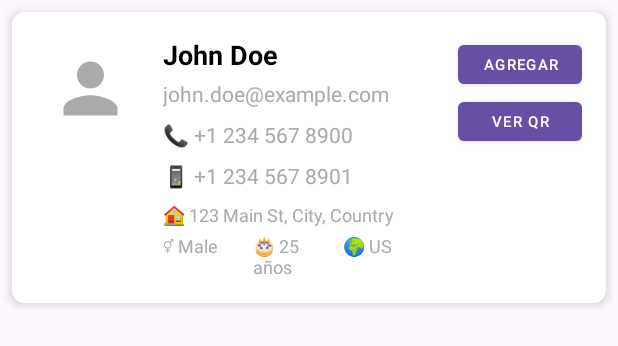
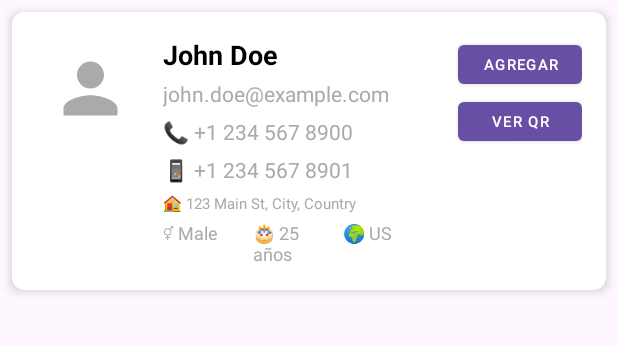
Before and after one commit to miguelpereztrujillo21/RUA-java, an Android app: the layout item_user.xml on its own in the app's theme, with its tools: preview values and no code run, on a phone screen of 412 x 824 dp. Shown: the top 346 px of the screen. Run offline under Robolectric (Android 15) with nearby library versions, the phone set to English and light mode, and no system bars.

Commit message:
Create dimens valiues

```diff
--- a/app/src/main/res/layout/item_user.xml
+++ b/app/src/main/res/layout/item_user.xml
@@ -102,7 +102,7 @@
             android:layout_height="wrap_content"
             android:layout_marginStart="@dimen/margin_large"
             android:layout_marginEnd="@dimen/margin_large"
-            android:textSize="@dimen/text_size_small"
+            android:textSize="@dimen/text_size_xsmall"
             android:textColor="@android:color/darker_gray"
             android:layout_marginTop="@dimen/margin_xsmall"
             android:maxLines="2"
@@ -153,26 +153,26 @@
             app:layout_constraintTop_toBottomOf="@id/textAddress"
             app:layout_constraintEnd_toStartOf="@id/guidelineButtonStart" />
 
-        <com.google.android.material.button.MaterialButton
+        <Button
             android:id="@+id/buttonAddToContacts"
+            style="@style/Widget.MaterialComponents.Button"
             android:layout_width="0dp"
             android:layout_height="wrap_content"
+            android:layout_marginStart="8dp"
+            android:ellipsize="none"
+            android:gravity="center"
             android:minHeight="36dp"
-            android:layout_marginStart="8dp"
-            style="@style/Widget.MaterialComponents.Button"
+            android:paddingHorizontal="4dp"
+            android:paddingVertical="6dp"
+            android:singleLine="false"
             android:text="@string/add_to_contacts"
             android:textSize="10sp"
-            android:paddingHorizontal="4dp"
-            android:paddingVertical="6dp"
-            android:layout_marginBottom="6dp"
-            android:ellipsize="none"
-            android:singleLine="false"
-            android:gravity="center"
+            app:layout_constraintEnd_toEndOf="parent"
             app:layout_constraintStart_toStartOf="@id/guidelineButtonStart"
-            app:layout_constraintEnd_toEndOf="parent"
-            app:layout_constraintTop_toTopOf="parent" />
+            app:layout_constraintTop_toTopOf="parent"
+            tools:ignore="TouchTargetSizeCheck" />
 
-        <com.google.android.material.button.MaterialButton
+        <Button
             android:id="@+id/buttonShowQR"
             android:layout_width="0dp"
             android:layout_height="wrap_content"
--- a/app/src/main/res/values/dimens.xml
+++ b/app/src/main/res/values/dimens.xml
@@ -2,6 +2,7 @@
 <resources>
     <!-- Margins -->
     <dimen name="margin_small">4dp</dimen>
+    <dimen name="margin_xsmall">6dp</dimen>
     <dimen name="margin_medium">8dp</dimen>
     <dimen name="margin_large">12dp</dimen>
     <dimen name="margin_xlarge">16dp</dimen>
@@ -16,6 +17,7 @@
     <dimen name="avatar_size">54dp</dimen>
 
     <!-- Text Sizes -->
+    <dimen name="text_size_xlarge">20sp</dimen>
     <dimen name="text_size_large">18sp</dimen>
     <dimen name="text_size_medium">14sp</dimen>
     <dimen name="text_size_small">12sp</dimen>
--- a/app/src/main/res/values/strings.xml
+++ b/app/src/main/res/values/strings.xml
@@ -28,5 +28,5 @@
     <string name="added_to_contacts">Agregado a contactos</string>
     <string name="contact_exists">El contacto ya existe</string>
     <string name="no_contacts_agenda">No tienes contactos en tu agenda. Agrega algunos usuarios primero.</string>
-    <string name="no_users_hint">No hay usuarios. Presiona 'Cargar 100 Usuarios' para obtener datos de RandomUser.me</string>
+    <string name="no_users_hint">No hay usuarios. Presiona \'Cargar 100 Usuarios\' para obtener datos de RandomUser.me</string>
 </resources>
```
Also changed, not shown: app/src/main/java/com/mpt/rua_java/presentation/ui/adapter/UserAdapter.java (+3 -10 lines).
